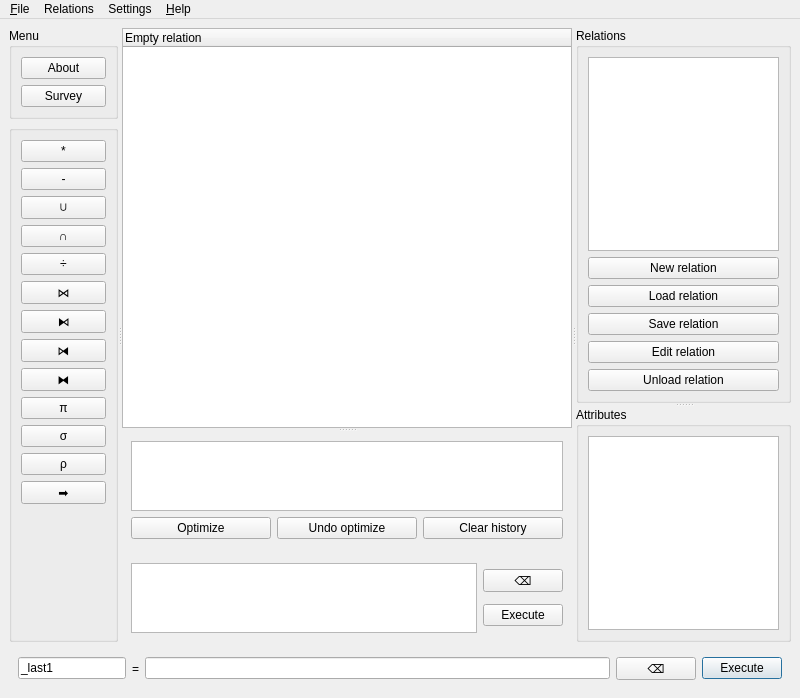
Qt form relational_gui/maingui.ui (ltworf/relational) before a commit.
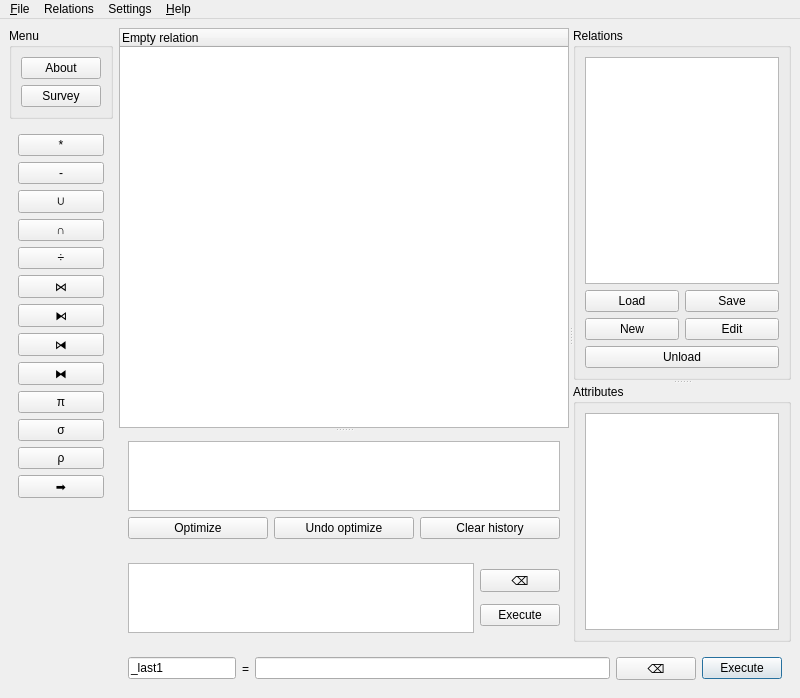
The same form after that commit.

What changed in the file:
```diff
--- a/relational_gui/maingui.ui
+++ b/relational_gui/maingui.ui
@@ -8,20 +8,15 @@
     <x>0</x>
     <y>0</y>
     <width>800</width>
-    <height>669</height>
+    <height>671</height>
    </rect>
   </property>
   <property name="windowTitle">
    <string>Relational</string>
   </property>
   <widget class="QWidget" name="centralwidget">
-   <layout class="QVBoxLayout" name="verticalLayout_7">
+   <layout class="QHBoxLayout" name="horizontalLayout_4">
     <item>
-     <widget class="QSplitter" name="splitter_4">
-      <property name="orientation">
-       <enum>Qt::Horizontal</enum>
-      </property>
-      <widget class="QWidget" name="layoutWidget">
        <layout class="QVBoxLayout" name="verticalLayout_11">
         <item>
          <widget class="QGroupBox" name="groupBox_3">
@@ -47,13 +42,7 @@
          </widget>
         </item>
         <item>
-         <widget class="QGroupBox" name="groupOperators">
-          <property name="title">
-           <string/>
-          </property>
-          <property name="flat">
-           <bool>true</bool>
-          </property>
+       <widget class="QFrame" name="groupOperators">
           <layout class="QVBoxLayout" name="verticalLayout_10">
            <item>
             <widget class="QPushButton" name="cmdProduct">
@@ -199,7 +188,10 @@
          </widget>
         </item>
        </layout>
-      </widget>
+    </item>
+    <item>
+     <layout class="QVBoxLayout" name="verticalLayout">
+      <item>
       <widget class="QSplitter" name="splitter_3">
        <property name="orientation">
         <enum>Qt::Horizontal</enum>
@@ -378,7 +370,7 @@
          <property name="title">
           <string>Relations</string>
          </property>
-         <layout class="QVBoxLayout" name="verticalLayout">
+          <layout class="QVBoxLayout" name="verticalLayout_7">
           <item>
            <widget class="QListWidget" name="lstRelations">
             <property name="sizePolicy">
@@ -399,39 +391,43 @@
            </widget>
           </item>
           <item>
-           <widget class="QPushButton" name="cmdNew">
+            <layout class="QGridLayout" name="gridLayout">
+             <item row="1" column="1">
+              <widget class="QPushButton" name="cmdEdit">
             <property name="text">
-             <string>New relation</string>
+                <string>Edit</string>
             </property>
            </widget>
           </item>
-          <item>
+             <item row="0" column="0">
            <widget class="QPushButton" name="cmdLoad">
             <property name="text">
-             <string>Load relation</string>
+                <string>Load</string>
             </property>
            </widget>
           </item>
-          <item>
+             <item row="0" column="1">
            <widget class="QPushButton" name="cmdSave">
             <property name="text">
-             <string>Save relation</string>
+                <string>Save</string>
             </property>
            </widget>
           </item>
-          <item>
-           <widget class="QPushButton" name="cmdEdit">
+             <item row="1" column="0">
+              <widget class="QPushButton" name="cmdNew">
             <property name="text">
-             <string>Edit relation</string>
+                <string>New</string>
             </property>
            </widget>
           </item>
-          <item>
+             <item row="2" column="0" colspan="2">
            <widget class="QPushButton" name="cmdUnload">
             <property name="text">
-             <string>Unload relation</string>
-            </property>
-           </widget>
+                <string>Unload</string>
+               </property>
+              </widget>
+             </item>
+            </layout>
           </item>
          </layout>
         </widget>
@@ -472,7 +468,6 @@
         </widget>
        </widget>
       </widget>
-     </widget>
     </item>
     <item>
      <widget class="QFrame" name="lineExpressionFrame">
@@ -536,6 +531,8 @@
      </widget>
     </item>
    </layout>
+    </item>
+   </layout>
   </widget>
   <widget class="QMenuBar" name="menubar">
    <property name="geometry">
```
Left out of the diff: 211 changed lines with no effect on the pictures. Lines whose indentation alone changed are shown as unchanged.
